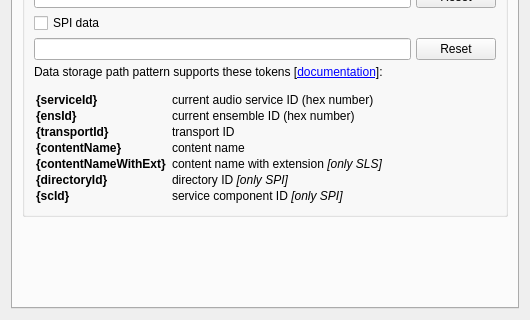
Above: gui/setupdialog.ui from KejPi/AbracaDABra before the change; both pictures show x 0 to 530 and y 316 to 636 of the 530 by 636 pixel window. Below: the same form after it.
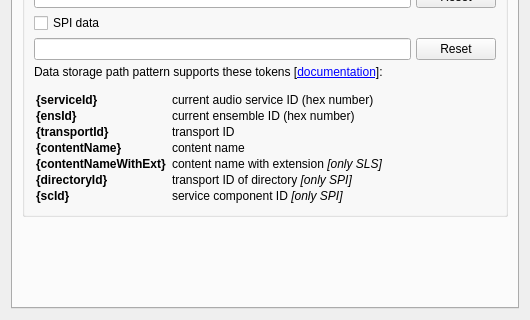
That is the form after the change. Custom widgets are drawn as their Qt base class.

The edit to the form file:
```diff
--- a/gui/setupdialog.ui
+++ b/gui/setupdialog.ui
@@ -1564,7 +1564,7 @@
 &lt;/tr&gt;
 &lt;tr&gt;
 &lt;td&gt;&lt;b&gt;{directoryId}&lt;/b&gt; &lt;/td&gt;
-&lt;td&gt;directory ID &lt;i&gt;[only SPI]&lt;/i&gt;&lt;/td&gt;
+&lt;td&gt;transport ID of directory &lt;i&gt;[only SPI]&lt;/i&gt;&lt;/td&gt;
 &lt;/tr&gt;
 &lt;tr&gt;
 &lt;td&gt;&lt;b&gt;{scId}&lt;/b&gt; &lt;/td&gt;
```
